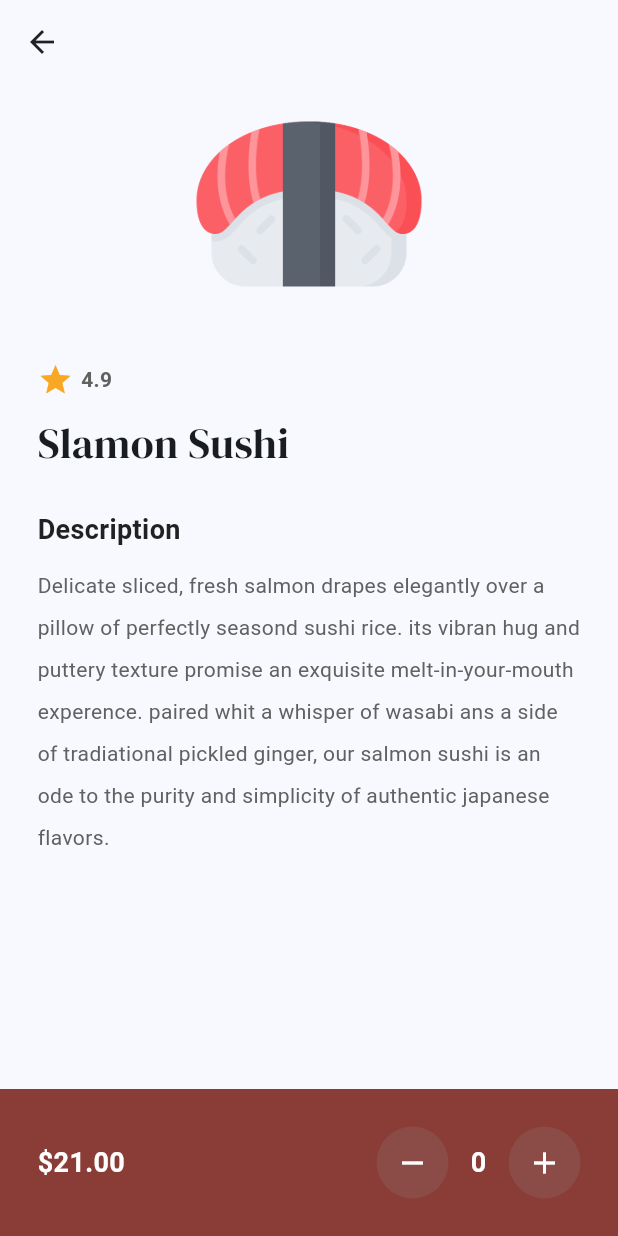
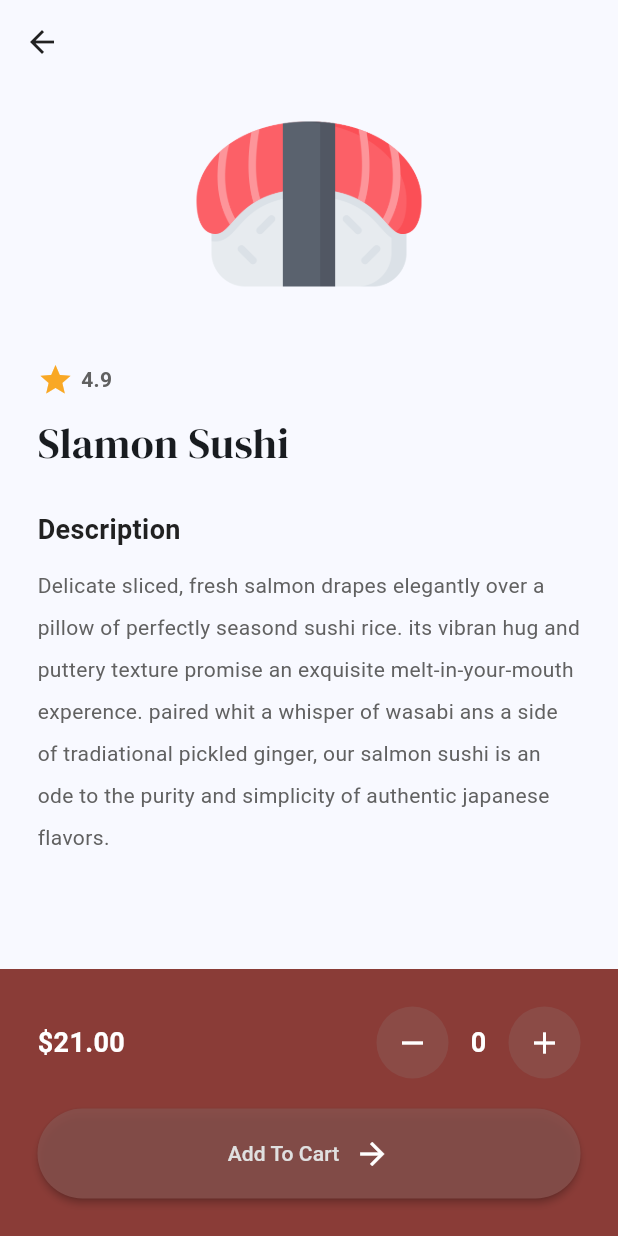
Before and after one commit to MinaYasser100/sushi-restaurant-app, a Flutter app: the MenuView screen opened by its route, after a tap on "Slamon Sushi", on a phone screen of 412 x 824 dp. Run offline on Flutter 3.47's test engine with Material 3 defaults, Android fonts, the phone set to English and light mode, and no system bars; our stand-ins replace get, google_fonts.

Commit message:
add to cart button

```diff
--- a/lib/features/into_page/views/widgets/custom_button_app.dart
+++ b/lib/features/into_page/views/widgets/custom_button_app.dart
@@ -5,7 +5,7 @@ class CustomButtomApp extends StatelessWidget {
   const CustomButtomApp({
     super.key,
     required this.text,
-    this.iconData,
+    this.iconData = Icons.arrow_forward,
     this.onPressed,
     required this.width,
   });
--- a/lib/features/into_page/views/widgets/into_view_bady.dart
+++ b/lib/features/into_page/views/widgets/into_view_bady.dart
@@ -48,7 +48,6 @@ class IntoViewBody extends StatelessWidget {
           CustomButtomApp(
             width: 300,
             text: 'Get started',
-            iconData: Icons.arrow_forward,
             onPressed: () {
               Get.toNamed(GetPages.menuView);
             },
--- a/lib/features/menu/manager/quantity_count_controller.dart
+++ b/lib/features/menu/manager/quantity_count_controller.dart
@@ -4,7 +4,9 @@ class QuantityCountController extends GetxController {
   int quantityCount = 0;
 
   void decearmentQuantity() {
-    quantityCount--;
+    if (quantityCount > 0) {
+      quantityCount--;
+    }
     update();
   }
 
--- a/lib/features/menu/views/widgets/food_details_list_view.dart
+++ b/lib/features/menu/views/widgets/food_details_list_view.dart
@@ -16,6 +16,7 @@ class FoodDetailsListView extends StatelessWidget {
     return Padding(
       padding: const EdgeInsets.symmetric(horizontal: 25.0),
       child: ListView(
+        physics: const BouncingScrollPhysics(),
         children: [
           Image.asset(
             foodModel.imagePath,
--- a/lib/features/menu/views/widgets/food_details_view_body.dart
+++ b/lib/features/menu/views/widgets/food_details_view_body.dart
@@ -1,6 +1,7 @@
 import 'package:flutter/material.dart';
 import 'package:sushi_restaurant_app/core/model/food_model.dart';
 import 'package:sushi_restaurant_app/core/utils/constant.dart';
+import 'package:sushi_restaurant_app/features/into_page/views/widgets/custom_button_app.dart';
 import 'food_details_list_view.dart';
 import 'price_and_quantity_food_details.dart';
 
@@ -21,6 +22,12 @@ class FoodDetailsViewBody extends StatelessWidget {
           child: Column(
             children: [
               PriceAndQuantityFoodDetails(foodModel: foodModel),
+              const SizedBox(height: 20),
+              CustomButtomApp(
+                text: 'Add To Cart',
+                width: MediaQuery.of(context).size.width * 0.8,
+                onPressed: () {},
+              )
             ],
           ),
         ),
--- a/lib/features/menu/views/widgets/promo_menu_view.dart
+++ b/lib/features/menu/views/widgets/promo_menu_view.dart
@@ -22,7 +22,6 @@ class PromoMenuView extends StatelessWidget {
         CustomButtomApp(
           width: 130,
           text: 'Remeed',
-          iconData: Icons.arrow_forward,
           onPressed: () {},
         ),
       ],
```
